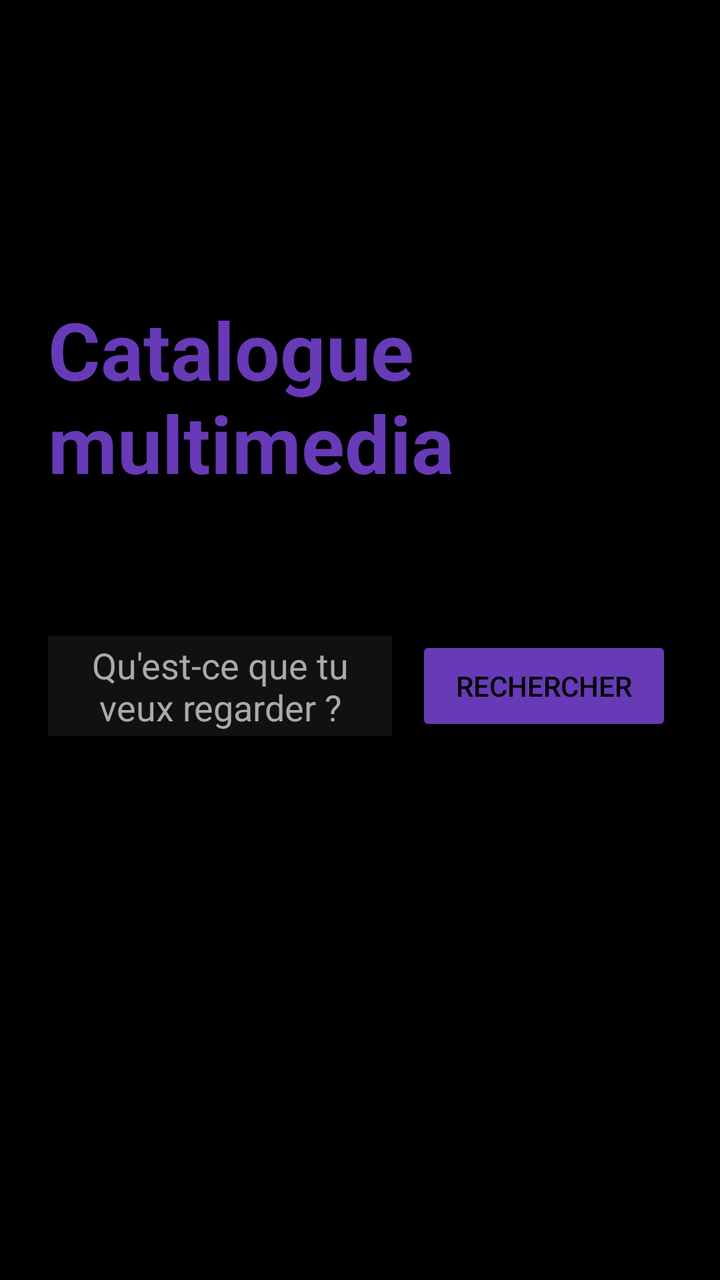
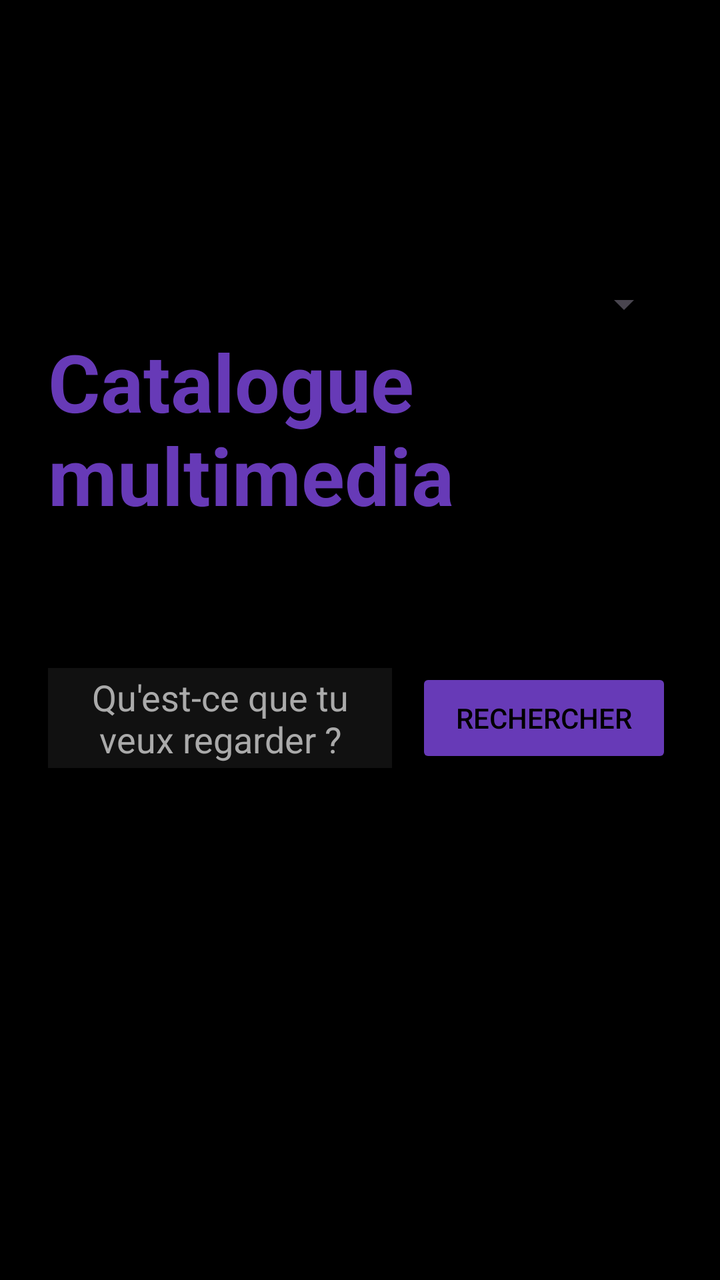

Before-and-after screenshots of an Android layout around one commit, followed by the original layout XML and the change that was made.
<!-- AndroidManifest.xml: application theme Theme.CatalogueMultimedia -->
<!-- res/layout/fragment_welcome.xml -->
<?xml version="1.0" encoding="utf-8"?>
<LinearLayout xmlns:android="http://schemas.android.com/apk/res/android"
    android:layout_width="match_parent"
    android:layout_height="match_parent"
    android:orientation="vertical"
    android:background="#000000"
    android:padding="24dp"
    android:weightSum="3">

    
    <Space
        android:layout_width="match_parent"
        android:layout_height="0dp"
        android:layout_weight="1" />

    
    <LinearLayout
        android:layout_width="match_parent"
        android:layout_height="wrap_content"
        android:orientation="vertical"
        android:gravity="center_horizontal">

        
        <TextView
            android:layout_width="wrap_content"
            android:layout_height="wrap_content"
            android:text="@string/app_name"
            android:textSize="40sp"
            android:textColor="#673AB7"
            android:textStyle="bold"
            android:layout_marginBottom="60dp" />

        
        <LinearLayout
            android:layout_width="match_parent"
            android:layout_height="wrap_content"
            android:orientation="horizontal"
            android:gravity="center_vertical"
            android:layout_marginTop="10dp">

            <EditText
                android:id="@+id/searchEditText"
                android:layout_width="0dp"
                android:layout_height="50dp"
                android:layout_weight="1"
                android:background="#111111"
                android:hint="Qu'est-ce que tu veux regarder ?"
                android:textColor="#FFFFFF"
                android:textColorHint="#AAAAAA"
                android:gravity="center"
                android:paddingLeft="20dp"
                android:paddingRight="20dp" />

            <Button
                android:id="@+id/searchButton"
                android:layout_width="wrap_content"
                android:layout_height="50dp"
                android:text="Rechercher"
                android:layout_marginStart="12dp"
                android:backgroundTint="#673AB7"
                android:textColor="#000000"
                android:paddingLeft="20dp"
                android:paddingRight="20dp" />

        </LinearLayout>

    </LinearLayout>

    
    <Space
        android:layout_width="match_parent"
        android:layout_height="0dp"
        android:layout_weight="2" />

</LinearLayout>
<!-- resources referenced by this layout -->
<resources>
  <string name="app_name">Catalogue multimedia</string>
  <style name="Theme.CatalogueMultimedia" parent="Base.Theme.CatalogueMultimedia" />
  <style name="Base.Theme.CatalogueMultimedia" parent="Theme.Material3.DayNight.NoActionBar">
          
          
      </style>
</resources>

<!-- the commit's change to res/layout/fragment_welcome.xml (unified diff, before → after) -->
@@ -12,6 +12,12 @@
         android:layout_width="match_parent"
         android:layout_height="0dp"
         android:layout_weight="1" />
+
+    <Spinner
+        android:id="@+id/contentTypeSpinner"
+        android:layout_width="match_parent"
+        android:layout_height="wrap_content" />
+
 
     
     <LinearLayout
